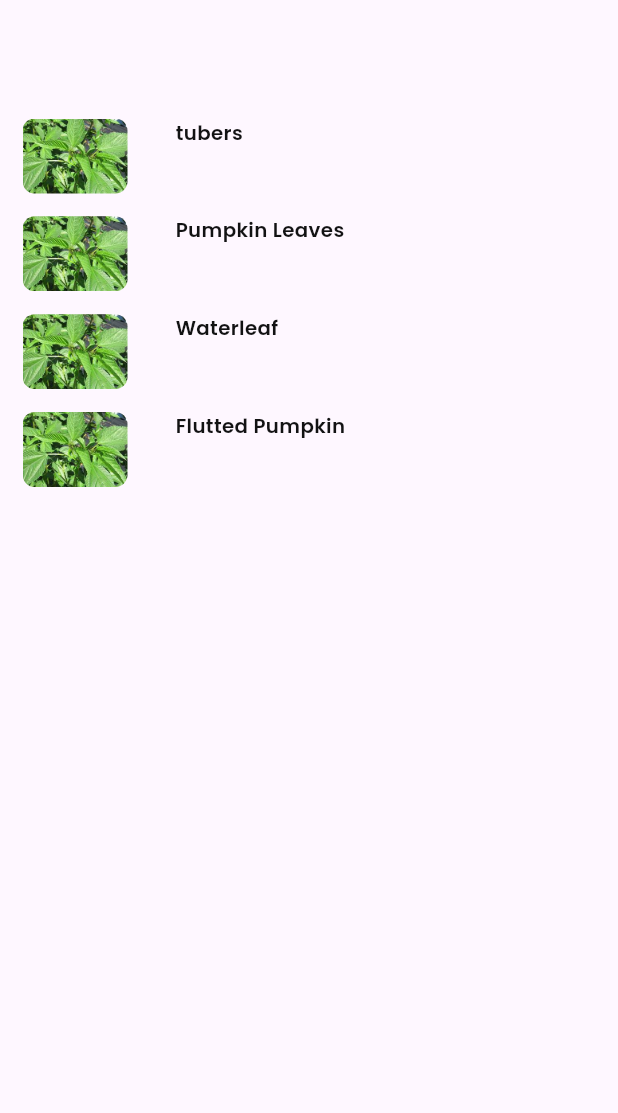
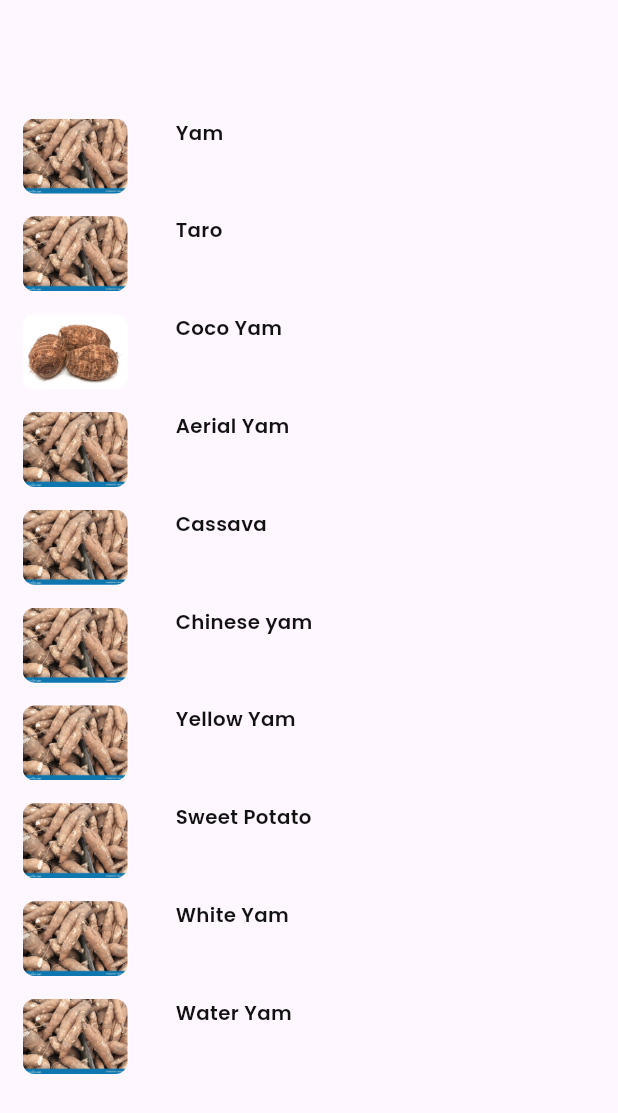
Before and after one commit to Scientist265/indigenous_plant_app, a Flutter app: the TuberSubCategory screen opened directly with empty values, on a phone screen of 412 x 824 dp. Shown: the top 1113 px of the screen. Run offline on Flutter 3.47's test engine with Material 3 defaults, Android fonts, the phone set to English and light mode, and no system bars; our stand-ins replace cloud_firestore, dots_indicator, expansion_tile_card, firebase_auth, firebase_core, firebase_storage and 9 more; accounts and stored records are empty; generated files the repository leaves out were written again.

Commit message:
few changes

```diff
--- a/lib/features/category/category_main.dart
+++ b/lib/features/category/category_main.dart
@@ -1,6 +1,7 @@
 import 'package:flutter/material.dart';
 import 'package:indigenous_plant/database/category_database.dart';
 import 'package:indigenous_plant/features/category/widgets/category_widget.dart';
+import 'package:indigenous_plant/features/navbar/home/search/features/detail_pages/tubers_listView.dart';
 import 'package:indigenous_plant/features/navbar/home/search/features/detail_pages/vegetables_listView.dart';
 import 'package:flutter_gen/gen_l10n/app_localizations.dart';
 
@@ -47,8 +48,13 @@ class CategoryGridView extends StatelessWidget {
                         categoryName: category.categoryName),
                   ),
                 );
-              } else if(category.categoryName == appText.vegetables) {
-                print(category.categoryName);
+              } else if (category.categoryName == appText.tubers) {
+                Navigator.of(context).push(
+                  MaterialPageRoute(
+                    builder: (_) =>
+                        TuberSubCategory(categoryName: category.categoryName),
+                  ),
+                );
               }
             },
             child: CategoryWidget(
--- a/lib/features/navbar/home/search/features/detail_pages/tubers_listView.dart
+++ b/lib/features/navbar/home/search/features/detail_pages/tubers_listView.dart
@@ -55,52 +55,127 @@ class _CategorySectionState extends State<CategorySection> {
     final vegetable = Vegetables(
       vegetables: [
         SubVegetables(
-          name: appText!.tubers,
+          name: appText!.yam,
           description: appText.jute_desc,
           economicValue: appText.jute_economic_value,
           localValue: appText.jute_local_value,
           habitat: appText.jute_habitat,
           vegImages: [
-            "assets/images/jute_1.jpeg",
-            "assets/images/jute_2.jpg",
-            "assets/images/jute_3.jpg",
+            "assets/images/casava_1.webp",
+            "assets/images/casava_2.jpeg",
+            "assets/images/casava_3.jpeg",
           ],
         ),
         SubVegetables(
-          name: appText.pumpkinLeaves,
+          name: appText.taro,
           description: appText.pumpkin_desc,
           economicValue: appText.pumpkin_economic_value,
           localValue: appText.pumpkin_local_value,
           habitat: appText.pumpkin_habitat,
           vegImages: [
-            "assets/images/jute_1.jpeg",
-            "assets/images/jute_2.jpg",
-            "assets/images/jute_3.jpg",
+            "assets/images/casava_1.webp",
+            "assets/images/casava_2.jpeg",
+            "assets/images/casava_3.jpeg",
           ],
         ),
         SubVegetables(
-          name: appText.waterleaf,
+          name: appText.cocoyam,
           description: appText.waterleaf_desc,
           economicValue: appText.pumpkin_economic_value,
           localValue: appText.waterleaf_local,
           habitat: appText.waterleaf_habitat,
           vegImages: [
-            "assets/images/jute_1.jpeg",
-            "assets/images/jute_2.jpg",
-            "assets/images/jute_3.jpg",
+            "assets/images/coco_y_1.jpg",
+            "assets/images/coco_y_2.jpg",
+            "assets/images/coco_y_3.jpg",
           ],
         ),
         SubVegetables(
-          name: "Flutted Pumpkin",
+          name: appText.aerial_Yam,
           description:
               "A leafy green vegetable with a slightly slimy texture when cooked.",
           economicValue: "economicValue",
           localValue: "localValue",
           habitat: "habitat",
           vegImages: [
-            "assets/images/jute_1.jpeg",
-            "assets/images/jute_2.jpg",
-            "assets/images/jute_3.jpg",
+            "assets/images/casava_1.webp",
+            "assets/images/casava_2.jpeg",
+            "assets/images/casava_3.jpeg",
+          ],
+        ),
+        SubVegetables(
+          name: appText.cassava,
+          description: appText.jute_desc,
+          economicValue: appText.jute_economic_value,
+          localValue: appText.jute_local_value,
+          habitat: appText.jute_habitat,
+          vegImages: [
+            "assets/images/casava_1.webp",
+            "assets/images/casava_2.jpeg",
+            "assets/images/casava_3.jpeg",
+          ],
+        ),
+        SubVegetables(
+          name: appText.chinese_Yam,
+          description: appText.pumpkin_desc,
+          economicValue: appText.pumpkin_economic_value,
+          localValue: appText.pumpkin_local_value,
+          habitat: appText.pumpkin_habitat,
+          vegImages: [
+            "assets/images/casava_1.webp",
+            "assets/images/casava_2.jpeg",
+            "assets/images/casava_3.jpeg",
+          ],
+        ),
+        SubVegetables(
+          name: appText.yellow_Yam,
+          description: appText.waterleaf_desc,
+          economicValue: appText.pumpkin_economic_value,
+          localValue: appText.waterleaf_local,
+          habitat: appText.waterleaf_habitat,
+          vegImages: [
+            "assets/images/casava_1.webp",
+            "assets/images/casava_2.jpeg",
+            "assets/images/casava_3.jpeg",
+          ],
+        ),
+        SubVegetables(
+          name: appText.sweet_Potato,
+          description:
+              "A leafy green vegetable with a slightly slimy texture when cooked.",
+          economicValue: "economicValue",
+          localValue: "localValue",
+          habitat: "habitat",
+          vegImages: [
+            "assets/images/casava_1.webp",
+            "assets/images/casava_2.jpeg",
+            "assets/images/casava_3.jpeg",
+          ],
+        ),
+        SubVegetables(
+          name: appText.white_Yam,
+          description:
+              "A leafy green vegetable with a slightly slimy texture when cooked.",
+          economicValue: "economicValue",
+          localValue: "localValue",
+          habitat: "habitat",
+          vegImages: [
+            "assets/images/casava_1.webp",
+            "assets/images/casava_2.jpeg",
+            "assets/images/casava_3.jpeg",
+          ],
+        ),
+        SubVegetables(
+          name: appText.water_Yam,
+          description:
+              "A leafy green vegetable with a slightly slimy texture when cooked.",
+          economicValue: "economicValue",
+          localValue: "localValue",
+          habitat: "habitat",
+          vegImages: [
+            "assets/images/casava_1.webp",
+            "assets/images/casava_2.jpeg",
+            "assets/images/casava_3.jpeg",
           ],
         ),
       ],
--- a/lib/l10n/app_en.arb
+++ b/lib/l10n/app_en.arb
@@ -52,7 +52,7 @@
     "white_Yam" : "White Yam",
     "yellow_Yam" : "Yellow Yam",
     "chinese_Yam" : "Chinese yam",
-    "taro" : "Yam",
+    "taro" : "Taro",
     "aerial_Yam": "Aerial Yam"
 
 }
```
Also changed, not shown: assets/images/casava_1.webp (added), assets/images/casava_2.jpeg (added), assets/images/casava_2.webp (added), assets/images/casava_3.jpeg (added), assets/images/coco_y_1.jpg (added), assets/images/coco_y_2.jpg (added), assets/images/coco_y_3.jpg (added).
